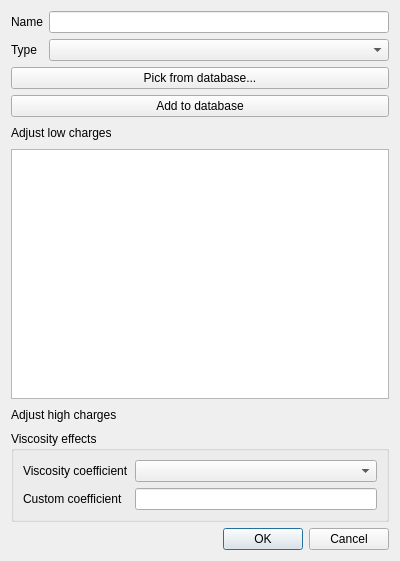
Before: the Qt Designer form src/ui/editconstituentdialog.ui in echmet/PeakMasterNG, drawn with Qt 5.
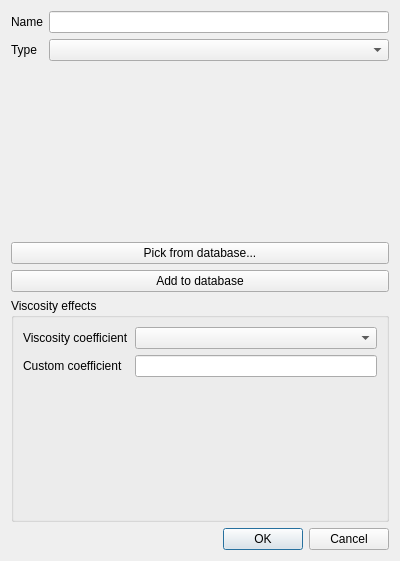
After: the same form once the commit is applied. Custom widgets are drawn as their Qt base class.

Commit message: Move charges editing into its own widget

The edit to the form file:
```diff
--- a/src/ui/editconstituentdialog.ui
+++ b/src/ui/editconstituentdialog.ui
@@ -66,57 +66,6 @@
      </property>
     </widget>
    </item>
-   <item>
-    <layout class="QHBoxLayout" name="qlay_lowChargeButtons">
-     <item>
-      <widget class="QLabel" name="ql_adjLowCharges">
-       <property name="text">
-        <string>Adjust low charges</string>
-       </property>
-      </widget>
-     </item>
-     <item>
-      <spacer name="horizontalSpacer">
-       <property name="orientation">
-        <enum>Qt::Horizontal</enum>
-       </property>
-       <property name="sizeHint" stdset="0">
-        <size>
-         <width>40</width>
-         <height>20</height>
-        </size>
-       </property>
-      </spacer>
-     </item>
-    </layout>
-   </item>
-   <item>
-    <widget class="QTableView" name="qtblView_charges"/>
-   </item>
-   <item>
-    <layout class="QHBoxLayout" name="qlay_highChargeButtons">
-     <item>
-      <widget class="QLabel" name="ql_adjHighCharges">
-       <property name="text">
-        <string>Adjust high charges</string>
-       </property>
-      </widget>
-     </item>
-     <item>
-      <spacer name="horizontalSpacer_2">
-       <property name="orientation">
-        <enum>Qt::Horizontal</enum>
-       </property>
-       <property name="sizeHint" stdset="0">
-        <size>
-         <width>40</width>
-         <height>20</height>
-        </size>
-       </property>
-      </spacer>
-     </item>
-    </layout>
-   </item>
    <item>
     <widget class="QGroupBox" name="qgbox_viscosity">
      <property name="title">
```
The commit also changes 6 other files.
